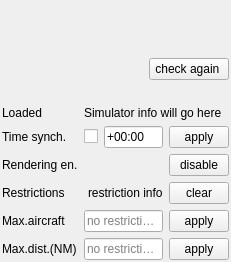
Before: the Qt Designer form src/blackgui/components/settingssimulatorcomponent.ui in swift-project/pilotclient, drawn with Qt 5.
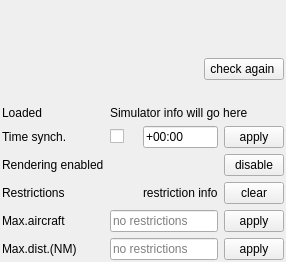
After: the same form once the commit is applied. Custom widgets are drawn as their Qt base class.

Commit message: Simulator settings UI

Patch:
```diff
--- a/src/blackgui/components/settingssimulatorcomponent.ui
+++ b/src/blackgui/components/settingssimulatorcomponent.ui
@@ -2,27 +2,10 @@
 <ui version="4.0">
  <class>CSettingsSimulatorComponent</class>
  <widget class="QFrame" name="CSettingsSimulatorComponent">
-  <property name="geometry">
-   <rect>
-    <x>0</x>
-    <y>0</y>
-    <width>220</width>
-    <height>260</height>
-   </rect>
-  </property>
   <property name="windowTitle">
    <string>Frame</string>
   </property>
-  <property name="frameShape">
-   <enum>QFrame::NoFrame</enum>
-  </property>
-  <property name="frameShadow">
-   <enum>QFrame::Plain</enum>
-  </property>
-  <property name="lineWidth">
-   <number>0</number>
-  </property>
-  <layout class="QGridLayout" name="gridLayout">
+  <layout class="QGridLayout" name="gl_SettingsSimulator" columnstretch="0,3,1">
    <property name="leftMargin">
     <number>2</number>
    </property>
@@ -201,7 +184,7 @@
       <string>Rendering enabled</string>
      </property>
      <property name="text">
-      <string>Rendering en.</string>
+      <string>Rendering enabled</string>
      </property>
     </widget>
    </item>
```
Left out of the diff: 6 changed lines with no effect on the pictures.
